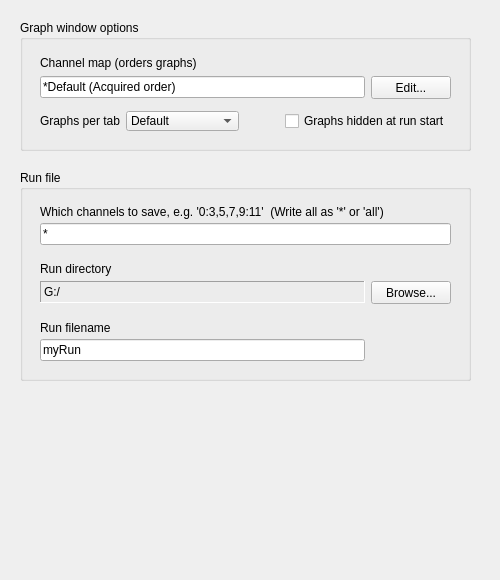
Above: Forms/SeeNSaveTab.ui from billkarsh/SpikeGLX before the change. Below: the same form after it.
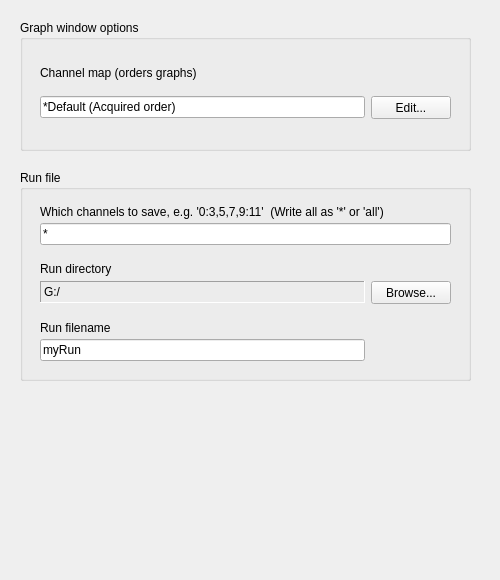
That is the form after the change.

Commit message: Retire GLGraph, FramePool (GraphPool)

Patch:
```diff
--- a/Forms/SeeNSaveTab.ui
+++ b/Forms/SeeNSaveTab.ui
@@ -127,113 +127,6 @@
        <property name="spacing">
         <number>6</number>
        </property>
-       <item>
-        <widget class="QLabel" name="graphsPerTabLabel">
-         <property name="sizePolicy">
-          <sizepolicy hsizetype="Minimum" vsizetype="Fixed">
-           <horstretch>0</horstretch>
-           <verstretch>0</verstretch>
-          </sizepolicy>
-         </property>
-         <property name="toolTip">
-          <string/>
-         </property>
-         <property name="whatsThis">
-          <string>If set to anything other than 'Default', limit the number of on-screen graphs simultaneously displayed per graph tab. This may help performance in the case where the GUI display is slow and you experience many buffer overruns (since displaying fewer graphs on-screen implies a  reduced GUI/display and/or processing burden on the system).</string>
-         </property>
-         <property name="text">
-          <string>Graphs per tab</string>
-         </property>
-        </widget>
-       </item>
-       <item>
-        <widget class="QComboBox" name="graphsPerTabCB">
-         <property name="sizePolicy">
-          <sizepolicy hsizetype="Expanding" vsizetype="Fixed">
-           <horstretch>0</horstretch>
-           <verstretch>0</verstretch>
-          </sizepolicy>
-         </property>
-         <property name="minimumSize">
-          <size>
-           <width>0</width>
-           <height>20</height>
-          </size>
-         </property>
-         <property name="toolTip">
-          <string>Opt for fewer/larger graphs per tab</string>
-         </property>
-         <property name="whatsThis">
-          <string>&lt;!DOCTYPE HTML PUBLIC &quot;-//W3C//DTD HTML 4.0//EN&quot; &quot;http://www.w3.org/TR/REC-html40/strict.dtd&quot;&gt;
-&lt;html&gt;&lt;head&gt;&lt;meta name=&quot;qrichtext&quot; content=&quot;1&quot; /&gt;&lt;style type=&quot;text/css&quot;&gt;
-p, li { white-space: pre-wrap; }
-&lt;/style&gt;&lt;/head&gt;&lt;body style=&quot; font-family:'MS Shell Dlg 2'; font-size:8.25pt; font-weight:400; font-style:normal;&quot;&gt;
-&lt;p style=&quot; margin-top:0px; margin-bottom:0px; margin-left:0px; margin-right:0px; -qt-block-indent:0; text-indent:0px;&quot;&gt;&lt;span style=&quot; font-size:8pt;&quot;&gt;If set to anything other than 'Default', limit the number of on-screen graphs simultaneously displayed per graph tab. This may help performance in the case where the GUI display is slow and you experience many buffer overruns (since displaying fewer graphs on-screen implies a  reduced GUI/display and/or processing burden on the system).&lt;/span&gt;&lt;/p&gt;&lt;/body&gt;&lt;/html&gt;</string>
-         </property>
-         <item>
-          <property name="text">
-           <string>Default</string>
-          </property>
-         </item>
-         <item>
-          <property name="text">
-           <string>4</string>
-          </property>
-         </item>
-         <item>
-          <property name="text">
-           <string>9</string>
-          </property>
-         </item>
-         <item>
-          <property name="text">
-           <string>16</string>
-          </property>
-         </item>
-         <item>
-          <property name="text">
-           <string>25</string>
-          </property>
-         </item>
-         <item>
-          <property name="text">
-           <string>36</string>
-          </property>
-         </item>
-        </widget>
-       </item>
-       <item>
-        <spacer name="horizontalSpacer">
-         <property name="orientation">
-          <enum>Qt::Horizontal</enum>
-         </property>
-         <property name="sizeType">
-          <enum>QSizePolicy::Preferred</enum>
-         </property>
-         <property name="sizeHint" stdset="0">
-          <size>
-           <width>40</width>
-           <height>20</height>
-          </size>
-         </property>
-        </spacer>
-       </item>
-       <item>
-        <widget class="QCheckBox" name="disableGraphsChk">
-         <property name="minimumSize">
-          <size>
-           <width>0</width>
-           <height>17</height>
-          </size>
-         </property>
-         <property name="toolTip">
-          <string>Reduces screen clutter. Hide/show graphs from Window menu or Tray icon.</string>
-         </property>
-         <property name="text">
-          <string>Graphs hidden at run start</string>
-         </property>
-        </widget>
-       </item>
       </layout>
      </item>
     </layout>
```
Left out of the diff: 2 changed lines with no effect on the pictures. The commit also changes 34 other files.
